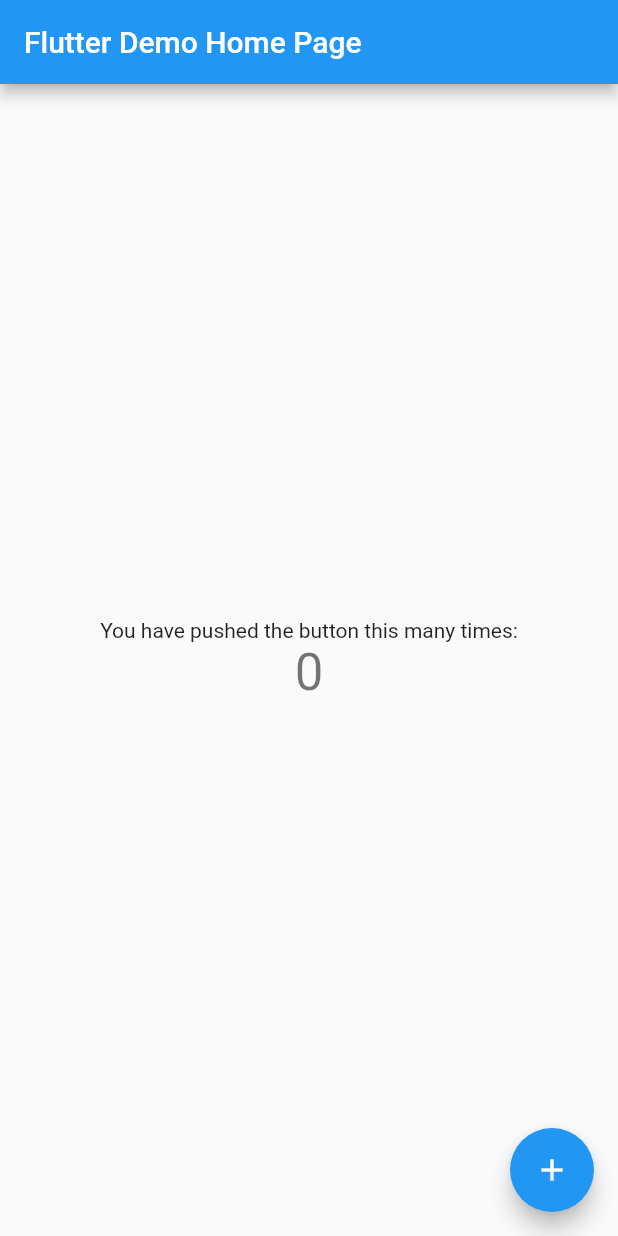
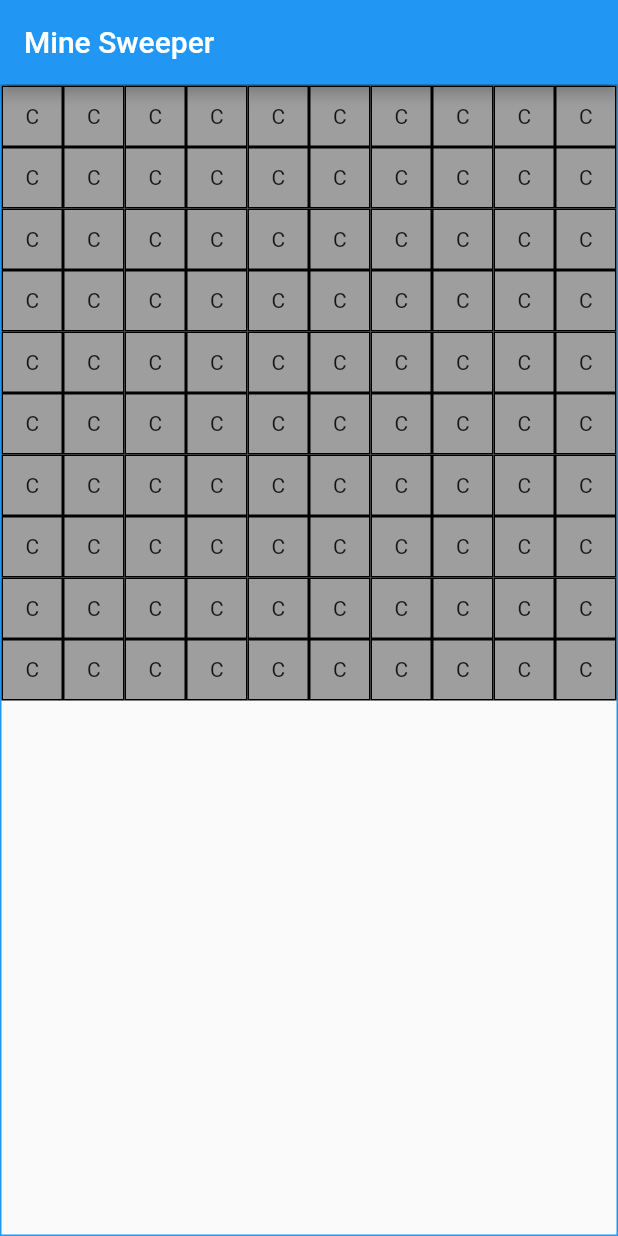
Before and after one commit to timnew/minesweeper-flutter, a Flutter app: the screen it shows after launch, on a phone screen of 412 x 824 dp. Run offline on Flutter 3.47's test engine with Material 2 defaults, Android fonts, the phone set to English and light mode, and no system bars.

Commit message:
Render the grid

```diff
--- /dev/null
+++ b/lib/MineSweeperApp.dart
@@ -0,0 +1,23 @@
+import 'package:flutter/material.dart';
+import 'package:minesweeper/game_screen/GameScreen.dart';
+
+class MyApp extends StatelessWidget {
+  // This widget is the root of your application.
+  @override
+  Widget build(BuildContext context) => MaterialApp(
+      title: 'Flutter Demo',
+      theme: ThemeData(
+        // This is the theme of your application.
+        //
+        // Try running your application with "flutter run". You'll see the
+        // application has a blue toolbar. Then, without quitting the app, try
+        // changing the primarySwatch below to Colors.green and then invoke
+        // "hot reload" (press "r" in the console where you ran "flutter run",
+        // or simply save your changes to "hot reload" in a Flutter IDE).
+        // Notice that the counter didn't reset back to zero; the application
+        // is not restarted.
+        primarySwatch: Colors.blue,
+      ),
+      home: GameScreen()
+  );
+}
--- /dev/null
+++ b/lib/game_screen/GameScreen.dart
@@ -0,0 +1,16 @@
+import 'package:flutter/material.dart';
+import 'package:minesweeper/game_screen/MineGrid.dart';
+
+class GameScreen extends StatefulWidget {
+  @override
+  State<StatefulWidget> createState() => _GameScreenState();
+}
+
+class _GameScreenState extends State<GameScreen> {
+  @override
+  Widget build(BuildContext context) => Scaffold(
+      appBar: AppBar(
+        title: Text('Mine Sweeper'),
+      ),
+      body: MineFieldView(width: 10, height: 10, mineCount: 10));
+}
--- /dev/null
+++ b/lib/game_screen/MineGrid.dart
@@ -0,0 +1,124 @@
+import 'package:flutter/material.dart';
+
+class MineFieldView extends StatefulWidget {
+  final int width;
+  final int height;
+  final int mineCount;
+
+  MineFieldView(
+      {@required this.width, @required this.height, @required this.mineCount})
+      : assert(width > 0),
+        assert(height > 0),
+        assert(mineCount > 0);
+
+  @override
+  State<StatefulWidget> createState() => MineField(width, height, mineCount);
+}
+
+class MineField extends State<MineFieldView> {
+  int get width => widget.width;
+
+  int get height => widget.height;
+
+  int get mineCount => widget.mineCount;
+
+  List<Cell> cells;
+
+  MineField(int width, int height, int mineCount) {
+    cells = List(width * height);
+
+    for (int row = 0; row < height; row++) {
+      for (int col = 0; col < width; col++) {
+        cells[row * width + col] = Cell(x: col, y: row, type: CellType.Blank);
+      }
+    }
+  }
+
+  @override
+  Widget build(BuildContext context) => Container(
+        decoration: BoxDecoration(border: Border.all(color: Colors.blue)),
+        child:
+            GridView.count(crossAxisCount: width, children: _renderChildren()),
+      );
+
+  List<Widget> _renderChildren() => cells
+      .map((cell) => CellView(key: Key(cell.name), cell: cell))
+      .toList(growable: false);
+}
+
+class CellView extends StatelessWidget {
+  final Cell cell;
+
+  CellState get state => cell.state;
+
+  CellView({Key key, @required this.cell}) : super(key: key);
+
+  @override
+  Widget build(BuildContext context) {
+    switch (state) {
+      case CellState.Concealed:
+        return _render(_consealedBox, Text("C"));
+      case CellState.Revealed:
+        return _render(_revealedBox, Text("R")); // TODO: show number if needed
+      case CellState.Flagged:
+        return _render(_consealedBox, _flagContent);
+      case CellState.TriggeredByClick:
+        return _render(_triggerdBox, _mineContent);
+      case CellState.TriggeredByWrongFlag:
+        return _render(_triggerdBox, _flagContent);
+      default:
+        throw StateError("Impossible State");
+    }
+  }
+
+  static Decoration _consealedBox = BoxDecoration(
+      border: Border.all(color: Colors.black), color: Colors.grey);
+
+  static Decoration _revealedBox = BoxDecoration(
+      border: Border.all(color: Colors.black), color: Colors.white);
+
+  static Decoration _triggerdBox = BoxDecoration(
+      border: Border.all(color: Colors.red), color: Colors.red.withAlpha(50));
+
+  static Widget _flagContent = Icon(Icons.flag);
+
+  static Widget _mineContent = Icon(Icons.settings);
+
+  Widget _render(Decoration border, Widget content) => Container(
+      width: 10, height: 10, decoration: border, child: Center(child: content));
+}
+
+class Cell {
+  final String name;
+
+  final int x;
+
+  final int y;
+
+  final CellType type;
+
+  CellState _state;
+
+  CellState get state => _state;
+
+  int _minesNearBy;
+
+  int get minesNearBy => _minesNearBy;
+
+  Cell({this.x, this.y, this.type}) : name = "($x, $y)" {
+    this._state = CellState.Concealed;
+  }
+}
+
+enum CellType {
+  Blank,
+  Mine,
+}
+
+enum CellState {
+  Concealed,
+  Revealed,
+  Flagged,
+  TriggeredByClick,
+  TriggeredByWrongFlag
+}
--- a/lib/main.dart
+++ b/lib/main.dart
@@ -1,111 +1,4 @@
-import 'package:flutter/material.dart';
+import 'package:flutter/widgets.dart';
+import 'package:minesweeper/MineSweeperApp.dart';
 
 void main() => runApp(MyApp());
-
-class MyApp extends StatelessWidget {
-  // This widget is the root of your application.
-  @override
-  Widget build(BuildContext context) {
-    return MaterialApp(
-      title: 'Flutter Demo',
-      theme: ThemeData(
-        // This is the theme of your application.
-        //
-        // Try running your application with "flutter run". You'll see the
-        // application has a blue toolbar. Then, without quitting the app, try
-        // changing the primarySwatch below to Colors.green and then invoke
-        // "hot reload" (press "r" in the console where you ran "flutter run",
-        // or simply save your changes to "hot reload" in a Flutter IDE).
-        // Notice that the counter didn't reset back to zero; the application
-        // is not restarted.
-        primarySwatch: Colors.blue,
-      ),
-      home: MyHomePage(title: 'Flutter Demo Home Page'),
-    );
-  }
-}
-
-class MyHomePage extends StatefulWidget {
-  MyHomePage({Key key, this.title}) : super(key: key);
-
-  // This widget is the home page of your application. It is stateful, meaning
-  // that it has a State object (defined below) that contains fields that affect
-  // how it looks.
-
-  // This class is the configuration for the state. It holds the values (in this
-  // case the title) provided by the parent (in this case the App widget) and
-  // used by the build method of the State. Fields in a Widget subclass are
-  // always marked "final".
-
-  final String title;
-
-  @override
-  _MyHomePageState createState() => _MyHomePageState();
-}
-
-class _MyHomePageState extends State<MyHomePage> {
-  int _counter = 0;
-
-  void _incrementCounter() {
-    setState(() {
-      // This call to setState tells the Flutter framework that something has
-      // changed in this State, which causes it to rerun the build method below
-      // so that the display can reflect the updated values. If we changed
-      // _counter without calling setState(), then the build method would not be
-      // called again, and so nothing would appear to happen.
-      _counter++;
-    });
-  }
-
-  @override
-  Widget build(BuildContext context) {
-    // This method is rerun every time setState is called, for instance as done
-    // by the _incrementCounter method above.
-    //
-    // The Flutter framework has been optimized to make rerunning build methods
-    // fast, so that you can just rebuild anything that needs updating rather
-    // than having to individually change instances of widgets.
-    return Scaffold(
-      appBar: AppBar(
-        // Here we take the value from the MyHomePage object that was created by
-        // the App.build method, and use it to set our appbar title.
-        title: Text(widget.title),
-      ),
-      body: Center(
-        // Center is a layout widget. It takes a single child and positions it
-        // in the middle of the parent.
-        child: Column(
-          // Column is also layout widget. It takes a list of children and
-          // arranges them vertically. By default, it sizes itself to fit its
-          // children horizontally, and tries to be as tall as its parent.
-          //
-          // Invoke "debug painting" (press "p" in the console, choose the
-          // "Toggle Debug Paint" action from the Flutter Inspector in Android
-          // Studio, or the "Toggle Debug Paint" command in Visual Studio Code)
-          // to see the wireframe for each widget.
-          //
-          // Column has various properties to control how it sizes itself and
-          // how it positions its children. Here we use mainAxisAlignment to
-          // center the children vertically; the main axis here is the vertical
-          // axis because Columns are vertical (the cross axis would be
-          // horizontal).
-          mainAxisAlignment: MainAxisAlignment.center,
-          children: <Widget>[
-            Text(
-              'You have pushed the button this many times:',
-            ),
-            Text(
-              '$_counter',
-              style: Theme.of(context).textTheme.display1,
-            ),
-          ],
-        ),
-      ),
-      floatingActionButton: FloatingActionButton(
-        onPressed: _incrementCounter,
-        tooltip: 'Increment',
-        child: Icon(Icons.add),
-      ), // This trailing comma makes auto-formatting nicer for build methods.
-    );
-  }
-}
```
Also changed, not shown: 2 other files.
